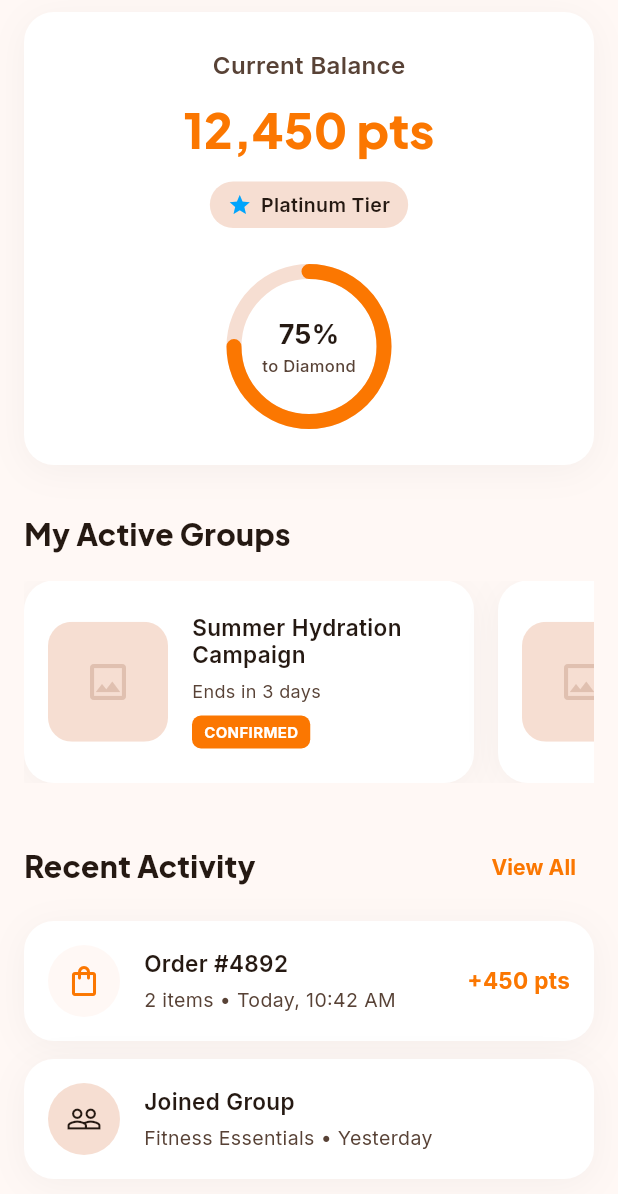
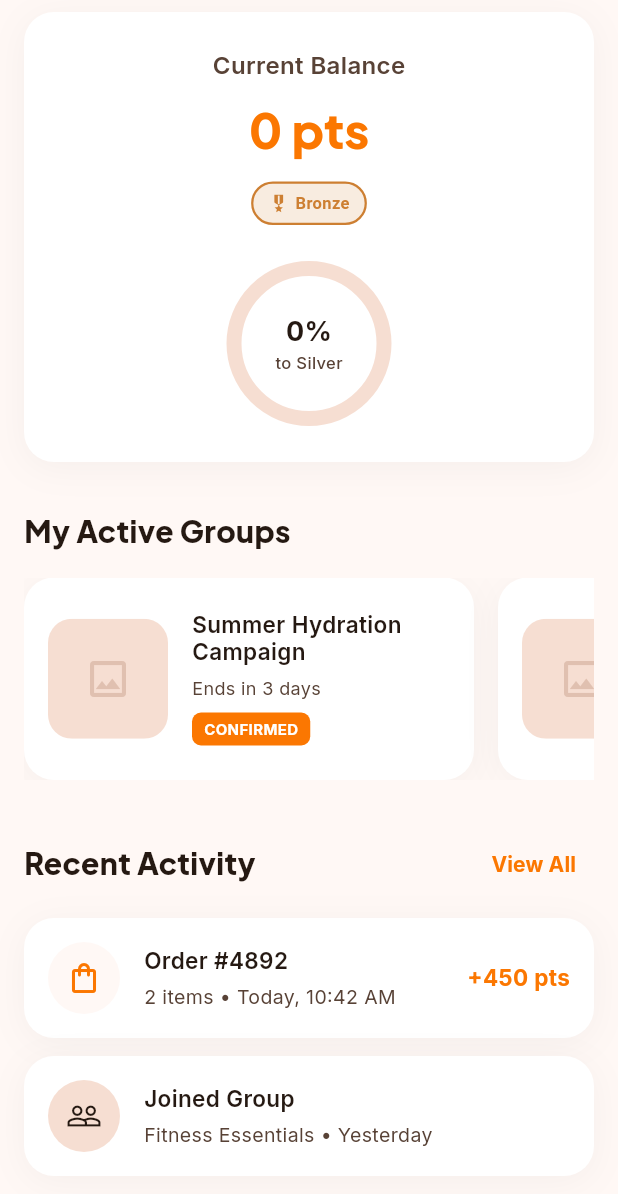
Before and after one commit to maamora/Maamora-Ambassador, a Flutter app: the DashboardScreen screen opened directly, on a phone screen of 412 x 824 dp. Shown: the top 1194 px of the screen. Run offline on Flutter 3.47's test engine with Material 3 defaults, Android fonts, the phone set to English and light mode, and no system bars; our stand-ins replace flutter_dotenv, flutter_riverpod, go_router, google_fonts, google_sign_in, share_plus and 1 more; accounts and stored records are empty.

Commit message:
fix(attribution): correction création auto de groupes + alignement statuts SQL
- Fix: création automatique et non désirée de product_groups à la simple consultation d'un produit (ref.watch déclenchait initialize() dans le constructeur)
- Séparation fetch (loadExisting) / create (createOrJoinGroup) dans CreateGroupNotifier
- Fix: désalignement statuts 'active' vs 'en_attente'/'débloqué' entre app Flutter et triggers SQL
- Fix: isUnlocked/isActive dans ProductGroup model alignés sur les vrais statuts SQL
- Test end-to-end validé: compteur groupe → déblocage seuil → prix groupé → attribution points → mise à jour tier
- Ajout ambassador_state_provider.dart + points_card.dart: Dashboard branché sur données Supabase réelles (Realtime)
- Alignement seuils tiers SQL sur enum Dart 4 tiers (Bronze/Silver/Gold/Platinum)

```diff
--- a/lib/features/dashboard/screens/dashboard_screen.dart
+++ b/lib/features/dashboard/screens/dashboard_screen.dart
@@ -1,6 +1,7 @@
 import 'package:flutter/material.dart';
 import 'package:google_fonts/google_fonts.dart';
-import 'dart:math';
+
+import '../../../shared/widgets/points_card.dart';
 
 // ==========================================
 // Colors based on the user's design system
@@ -30,7 +31,7 @@ class DashboardScreen extends StatelessWidget {
           child: Column(
             crossAxisAlignment: CrossAxisAlignment.stretch,
             children: [
-              _BalanceCard(),
+              PointsCard(),
               SizedBox(height: 32),
               _ActiveGroupsSection(),
               SizedBox(height: 32),
@@ -45,166 +46,7 @@ class DashboardScreen extends StatelessWidget {
 
 }
 
-class _BalanceCard extends StatelessWidget {
-  const _BalanceCard();
 
-  @override
-  Widget build(BuildContext context) {
-    return Container(
-      padding: const EdgeInsets.all(24),
-      decoration: BoxDecoration(
-        color: _surfaceContainerLowest,
-        borderRadius: BorderRadius.circular(20),
-        boxShadow: [
-          BoxShadow(
-            color: Colors.black.withOpacity(0.04),
-            blurRadius: 20,
-            offset: const Offset(0, 4),
-          ),
-        ],
-      ),
-      child: Column(
-        children: [
-          Text(
-            'Current Balance',
-            style: GoogleFonts.inter(
-              color: _onSurfaceVariant,
-              fontSize: 16,
-              fontWeight: FontWeight.w600,
-            ),
-          ),
-          const SizedBox(height: 8),
-          Text(
-            '12,450 pts',
-            style: GoogleFonts.plusJakartaSans(
-              color: _primaryContainer,
-              fontSize: 32,
-              fontWeight: FontWeight.w800,
-            ),
-          ),
-          const SizedBox(height: 12),
-          Container(
-            padding: const EdgeInsets.symmetric(horizontal: 12, vertical: 6),
-            decoration: BoxDecoration(
-              color: _surfaceVariant,
-              borderRadius: BorderRadius.circular(20),
-            ),
-            child: Row(
-              mainAxisSize: MainAxisSize.min,
-              children: [
-                const Icon(Icons.star, color: _tertiaryContainer, size: 16),
-                const SizedBox(width: 6),
-                Text(
-                  'Platinum Tier',
-                  style: GoogleFonts.inter(
-                    color: _onBackground,
-                    fontSize: 13,
-                    fontWeight: FontWeight.w600,
-                  ),
-                ),
-              ],
-            ),
-          ),
-          const SizedBox(height: 24),
-          const _ProgressDonut(),
-        ],
-      ),
-    );
-  }
-}
-
-class _ProgressDonut extends StatelessWidget {
-  const _ProgressDonut();
-
-  @override
-  Widget build(BuildContext context) {
-    return SizedBox(
-      width: 110,
-      height: 110,
-      child: Stack(
-        alignment: Alignment.center,
-        children: [
-          CustomPaint(
-            size: const Size(110, 110),
-            painter: _DonutChartPainter(
-              progress: 0.75,
-              backgroundColor: _surfaceVariant,
-              progressColor: _primaryContainer,
-              strokeWidth: 10.0,
-            ),
-          ),
-          Column(
-            mainAxisSize: MainAxisSize.min,
-            children: [
-              Text(
-                '75%',
-                style: GoogleFonts.inter(
-                  color: _onBackground,
-                  fontSize: 18,
-                  fontWeight: FontWeight.w700,
-                ),
-              ),
-              Text(
-                'to Diamond',
-                style: GoogleFonts.inter(
-                  color: _onSurfaceVariant,
-                  fontSize: 11,
-                  fontWeight: FontWeight.w500,
-                ),
-              ),
-            ],
-          ),
-        ],
-      ),
-    );
-  }
-}
-
-class _DonutChartPainter extends CustomPainter {
-  final double progress;
-  final Color backgroundColor;
-  final Color progressColor;
-  final double strokeWidth;
-
-  _DonutChartPainter({
-    required this.progress,
-    required this.backgroundColor,
-    required this.progressColor,
-    required this.strokeWidth,
-  });
-
-  @override
-  void paint(Canvas canvas, Size size) {
-    final center = Offset(size.width / 2, size.height / 2);
-    final radius = (size.width - strokeWidth) / 2;
-
-    final Paint backgroundPaint = Paint()
-      ..color = backgroundColor
-      ..style = PaintingStyle.stroke
-      ..strokeWidth = strokeWidth;
-
-    canvas.drawCircle(center, radius, backgroundPaint);
-
-    final Paint progressPaint = Paint()
-      ..color = progressColor
-      ..style = PaintingStyle.stroke
-      ..strokeCap = StrokeCap.round
-      ..strokeWidth = strokeWidth;
-
-    canvas.drawArc(
-      Rect.fromCircle(center: center, radius: radius),
-      -pi / 2,
-      2 * pi * progress,
-      false,
-      progressPaint,
-    );
-  }
-
-  @override
-  bool shouldRepaint(covariant _DonutChartPainter oldDelegate) {
-    return oldDelegate.progress != progress;
-  }
-}
 
 class _ActiveGroupsSection extends StatelessWidget {
   const _ActiveGroupsSection();
--- a/lib/features/share/data/repositories/share_repository.dart
+++ b/lib/features/share/data/repositories/share_repository.dart
@@ -37,4 +37,9 @@ abstract class ShareRepository {
 
   /// Fetch currently authenticated ambassador from database
   Future<Ambassador?> fetchCurrentAmbassador();
+
+  Future<ProductGroup?> fetchExistingProductGroup({
+    required String productId,
+    required String ambassadorId,
+  });
 }
--- a/lib/models/product_group.dart
+++ b/lib/models/product_group.dart
@@ -17,8 +17,8 @@ class ProductGroup {
     this.prixGroupe,
   });
 
-  bool get isUnlocked => statut == 'unlocked' || statut == 'completed' || compteurActuel >= seuilMin;
-  bool get isActive => statut == 'active' && !isUnlocked;
+  bool get isUnlocked => statut == 'débloqué' || compteurActuel >= seuilMin;
+  bool get isActive => statut == 'en_attente' && !isUnlocked;
   double get progressRatio => seuilMin > 0 ? (compteurActuel / seuilMin).clamp(0.0, 1.0) : 0.0;
 
   factory ProductGroup.fromJson(Map<String, dynamic> json) {
--- /dev/null
+++ b/lib/shared/widgets/points_card.dart
@@ -0,0 +1,170 @@
+import 'package:flutter/material.dart';
+import 'package:flutter_riverpod/flutter_riverpod.dart';
+import 'package:google_fonts/google_fonts.dart';
+import 'dart:math';
+import 'package:intl/intl.dart';
+
+import '../../core/services/ambassador_state_provider.dart';
+import 'tier_badge.dart';
+
+const Color _primaryContainer = Color(0xFFFB7701);
+const Color _surfaceContainerLowest = Color(0xFFFFFFFF);
+const Color _surfaceVariant = Color(0xFFF6DED2);
+const Color _onBackground = Color(0xFF251912);
+const Color _onSurfaceVariant = Color(0xFF584236);
+
+class PointsCard extends ConsumerWidget {
+  const PointsCard({super.key});
+
+  @override
+  Widget build(BuildContext context, WidgetRef ref) {
+    final state = ref.watch(ambassadorStateProvider);
+
+    return Container(
+      padding: const EdgeInsets.all(24),
+      decoration: BoxDecoration(
+        color: _surfaceContainerLowest,
+        borderRadius: BorderRadius.circular(20),
+        boxShadow: [
+          BoxShadow(
+            color: Colors.black.withValues(alpha: 0.04),
+            blurRadius: 20,
+            offset: const Offset(0, 4),
+          ),
+        ],
+      ),
+      child: state.isLoading
+          ? const Center(child: Padding(
+              padding: EdgeInsets.symmetric(vertical: 32),
+              child: CircularProgressIndicator(color: _primaryContainer),
+            ))
+          : Column(
+              children: [
+                Text(
+                  'Current Balance',
+                  style: GoogleFonts.inter(
+                    color: _onSurfaceVariant,
+                    fontSize: 16,
+                    fontWeight: FontWeight.w600,
+                  ),
+                ),
+                const SizedBox(height: 8),
+                Text(
+                  '${NumberFormat('#,##0').format(state.points)} pts',
+                  style: GoogleFonts.plusJakartaSans(
+                    color: _primaryContainer,
+                    fontSize: 32,
+                    fontWeight: FontWeight.w800,
+                  ),
+                ),
+                const SizedBox(height: 12),
+                TierBadge(tier: state.tier, large: false),
+                const SizedBox(height: 24),
+                _ProgressDonut(
+                  progress: state.progressToNextTier,
+                  progressLabel: state.progressLabel,
+                ),
+              ],
+            ),
+    );
+  }
+}
+
+class _ProgressDonut extends StatelessWidget {
+  final double progress;
+  final String progressLabel;
+
+  const _ProgressDonut({
+    required this.progress,
+    required this.progressLabel,
+  });
+
+  @override
+  Widget build(BuildContext context) {
+    return SizedBox(
+      width: 110,
+      height: 110,
+      child: Stack(
+        alignment: Alignment.center,
+        children: [
+          CustomPaint(
+            size: const Size(110, 110),
+            painter: _DonutChartPainter(
+              progress: progress,
+              backgroundColor: _surfaceVariant,
+              progressColor: _primaryContainer,
+              strokeWidth: 10.0,
+            ),
+          ),
+          Column(
+            mainAxisSize: MainAxisSize.min,
+            children: [
+              Text(
+                '${(progress * 100).toInt()}%',
+                style: GoogleFonts.inter(
+                  color: _onBackground,
+                  fontSize: 18,
+                  fontWeight: FontWeight.w700,
+                ),
+              ),
+              Text(
+                progressLabel,
+                style: GoogleFonts.inter(
+                  color: _onSurfaceVariant,
+                  fontSize: 11,
+                  fontWeight: FontWeight.w500,
+                ),
+              ),
+            ],
+          ),
+        ],
+      ),
+    );
+  }
+}
+
+class _DonutChartPainter extends CustomPainter {
+  final double progress;
+  final Color backgroundColor;
+  final Color progressColor;
+  final double strokeWidth;
+
+  _DonutChartPainter({
+    required this.progress,
+    required this.backgroundColor,
+    required this.progressColor,
+    required this.strokeWidth,
+  });
+
+  @override
+  void paint(Canvas canvas, Size size) {
+    final center = Offset(size.width / 2, size.height / 2);
+    final radius = (size.width - strokeWidth) / 2;
+
+    final Paint backgroundPaint = Paint()
+      ..color = backgroundColor
+      ..style = PaintingStyle.stroke
+      ..strokeWidth = strokeWidth;
+
+    canvas.drawCircle(center, radius, backgroundPaint);
+
+    final Paint progressPaint = Paint()
+      ..color = progressColor
+      ..style = PaintingStyle.stroke
+      ..strokeCap = StrokeCap.round
+      ..strokeWidth = strokeWidth;
+
+    canvas.drawArc(
+      Rect.fromCircle(center: center, radius: radius),
+      -pi / 2,
+      2 * pi * progress,
+      false,
+      progressPaint,
+    );
+  }
+
+  @override
+  bool shouldRepaint(covariant _DonutChartPainter oldDelegate) {
+    return oldDelegate.progress != progress;
+  }
+}
```
Also changed, not shown: lib/core/services/ambassador_state_provider.dart (added, +123 -0 lines), lib/features/share/data/repositories/share_repository_impl.dart (+17 -2 lines), lib/features/share/providers/create_group_provider.dart (+36 -4 lines), lib/features/share/widgets/product_share_card.dart (+22 -9 lines), lib/features/shop/screens/ambassador_shop_screen.dart (+25 -12 lines), 1 other file.
